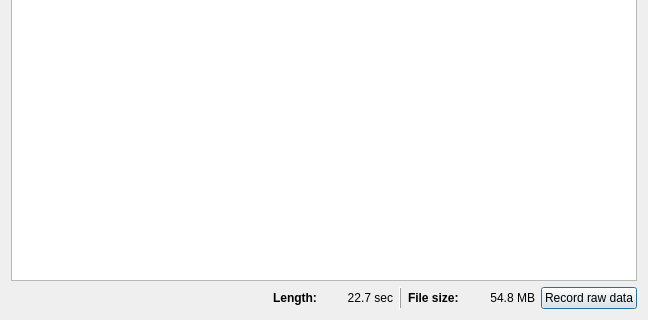
Qt form gui/ensembleinfodialog.ui (KejPi/AbracaDABra) before a commit; both pictures show x 0 to 648 and y 346 to 666 of the 648 by 666 pixel window.
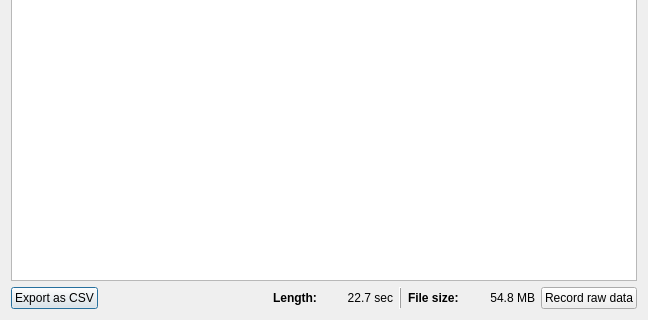
The same form after that commit.

Commit message: feat: Export ensemble information as CSV

What changed in the file:
```diff
--- a/gui/ensembleinfodialog.ui
+++ b/gui/ensembleinfodialog.ui
@@ -517,6 +517,13 @@
    </item>
    <item>
     <layout class="QHBoxLayout" name="horizontalLayout_21">
+     <item>
+      <widget class="QPushButton" name="csvExportButton">
+       <property name="text">
+        <string>Export as CSV</string>
+       </property>
+      </widget>
+     </item>
      <item>
       <layout class="QHBoxLayout" name="horizontalLayout_19">
        <item>
```
Left out of the diff: 60 changed lines with no effect on the pictures. The commit also changes 5 other files.
